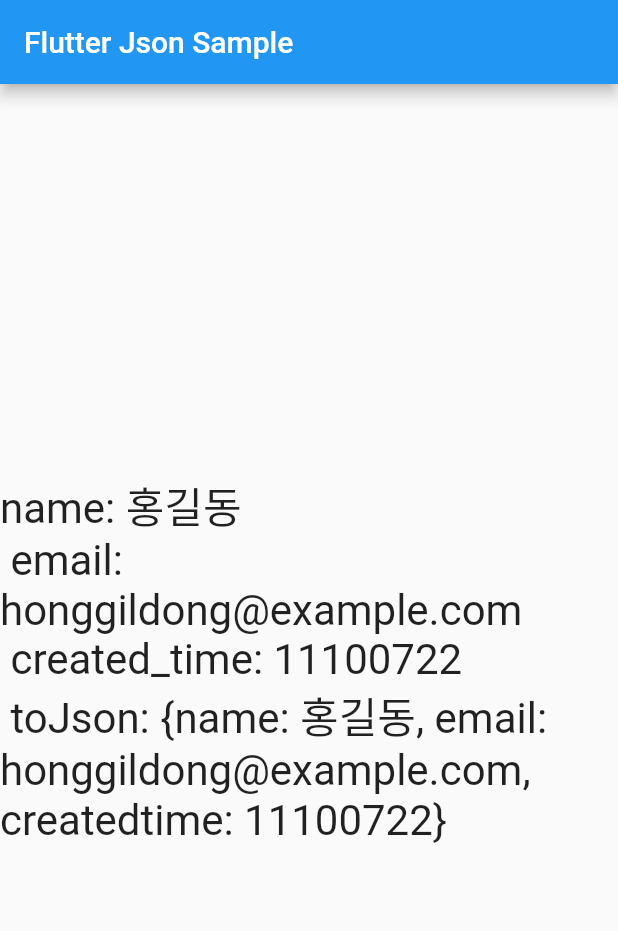
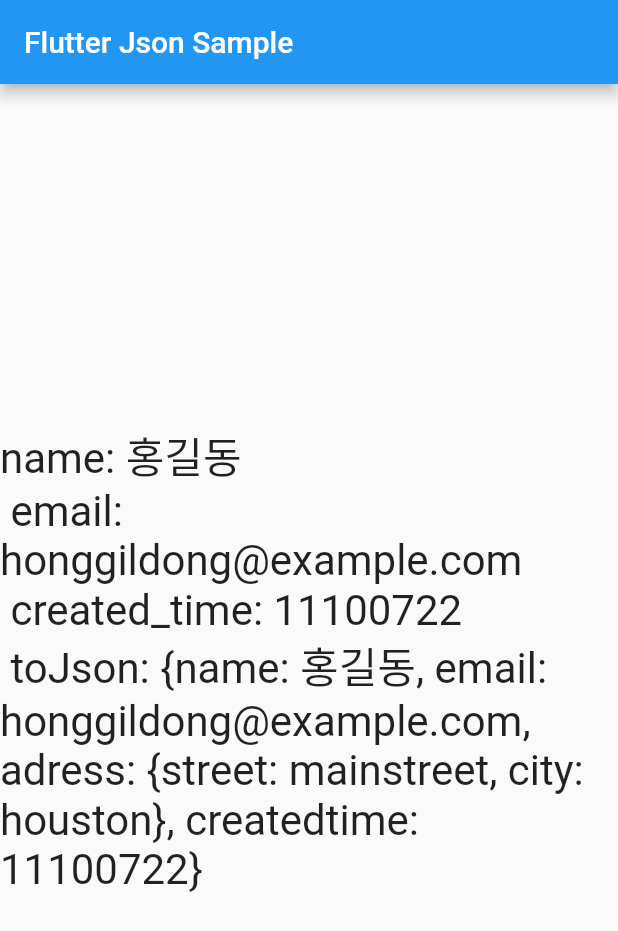
Before and after one commit to Zephyras/_widget_apps, a Flutter app: the screen it shows after launch, on a phone screen of 412 x 824 dp. Shown: the top 931 px of the screen. Run offline on Flutter 3.47's test engine with Material 2 defaults, Android fonts, the light colour scheme and no system bars; our stand-ins replace shared_preferences.

Commit message:
Fixed It User class is obtain Adress class
Fixed It User class is obtain Adress class

```diff
--- a/flutter_json_serializable_app/lib/address.dart
+++ b/flutter_json_serializable_app/lib/address.dart
@@ -1,14 +1,16 @@
 import 'package:json_annotation/json_annotation.dart';
 part 'address.g.dart';
+
 @JsonSerializable()
 class Address {
-  final String street;
-  final String city;
+  final String? street;
+  final String? city;
 
   Address(this.street, this.city);
 
   //formJson
-  factory Address.fromJson(Map<String, dynamic> json) => _$AddressFromJson(json);
+  factory Address.fromJson(Map<String, dynamic> json) =>
+      _$AddressFromJson(json);
   //ToJosn
   Map<String, dynamic> toJson() => _$AddressToJson(this);
 }
--- a/flutter_json_serializable_app/lib/main.dart
+++ b/flutter_json_serializable_app/lib/main.dart
@@ -1,5 +1,6 @@
+import 'dart:convert';
+
 import 'package:flutter/material.dart';
-import 'dart:convert';
 
 import 'user.dart';
 
@@ -22,17 +23,20 @@ class MyApp extends StatelessWidget {
 
 class MyHomePage extends StatefulWidget {
   final String title;
-  const MyHomePage({required this.title});
+  const MyHomePage({
+    Key? key,
+    required this.title,
+  }) : super(key: key);
 
   @override
   State<MyHomePage> createState() => _MyHomePageState();
 }
 
-
 class _MyHomePageState extends State<MyHomePage> {
   @override
   Widget build(BuildContext context) {
-    String json = '{"name":"홍길동","email":"honggildong@example.com","createdtime":11100722}';
+    String json =
+        '{"name":"홍길동","email":"honggildong@example.com","createdtime":11100722,"adress":{"street":"mainstreet", "city":"houston"}}';
     Map<String, dynamic> userMap = jsonDecode(json);
 
     var user = User.fromJson(userMap);
@@ -43,7 +47,8 @@ class _MyHomePageState extends State<MyHomePage> {
       ),
       body: Center(
         child: Text(
-          'name: ${user.name} \n email: ${user.email} \n created_time: ${user.createdTime} \n toJson: ${jsonData}',textScaleFactor: 2,
+          'name: ${user.name} \n email: ${user.email} \n created_time: ${user.createdTime} \n toJson: ${jsonData}',
+          textScaleFactor: 2,
         ),
       ),
     );
--- a/flutter_json_serializable_app/lib/user.dart
+++ b/flutter_json_serializable_app/lib/user.dart
@@ -4,12 +4,18 @@ import 'package:json_annotation/json_annotation.dart';
 part 'user.g.dart';
 
 @JsonSerializable(explicitToJson: true)
-class User{
+class User {
   final String name;
   final String email;
-  @JsonKey(name:'createdtime')
+  final Address adress;
+  @JsonKey(name: 'createdtime')
   final int createdTime;
-  User(this.name, this.email, this.createdTime, );
+  User(
+    this.name,
+    this.email,
+    this.createdTime,
+    this.adress,
+  );
 
   //formJson
   factory User.fromJson(Map<String, dynamic> json) => _$UserFromJson(json);
```
Also changed, not shown: flutter_json_serializable_app/lib/address.g.dart, flutter_json_serializable_app/lib/user.g.dart.
